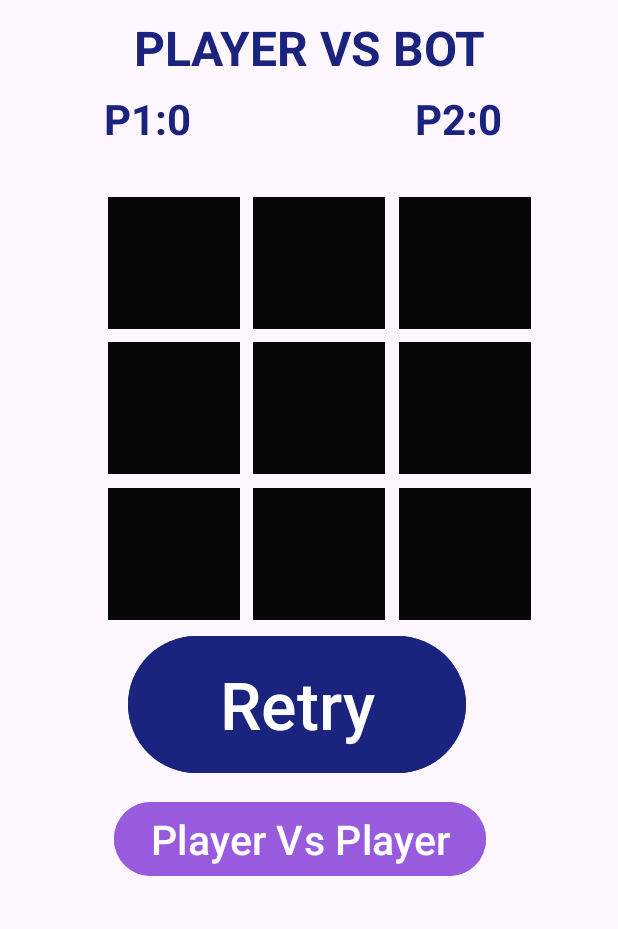
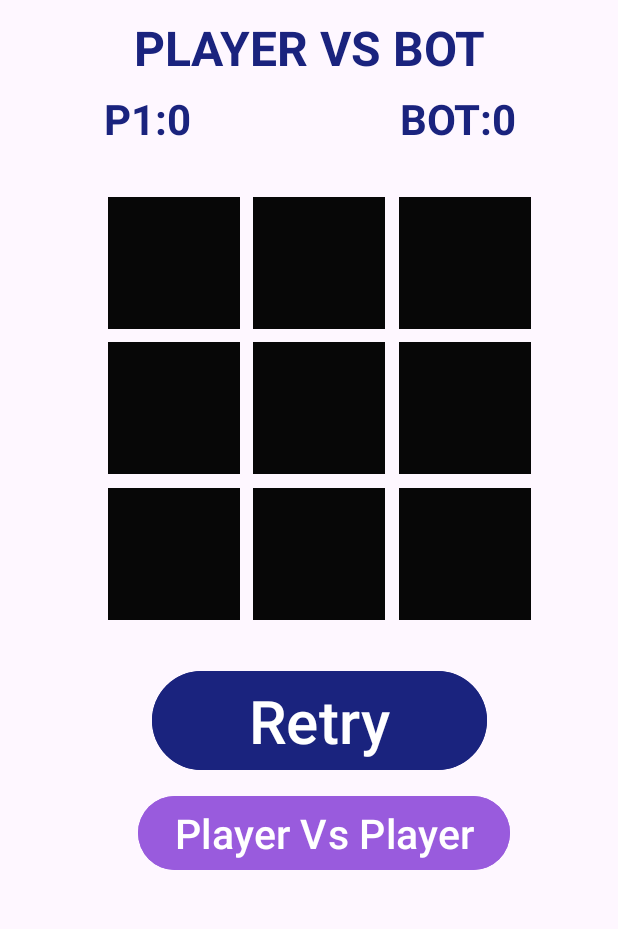
Before and after one commit to Vishal1720/TicTacToeAndroidPVP, an Android app: the botvsplayer screen opened directly, with no data from a screen before it, on a phone screen of 412 x 824 dp, the part 307-1236 px from its top. Run offline under Robolectric (Android 15) with nearby library versions, the phone set to English and light mode, and no system bars.

Commit message:
button changes

```diff
--- a/app/src/main/res/layout/activity_botvsplayer.xml
+++ b/app/src/main/res/layout/activity_botvsplayer.xml
@@ -202,16 +202,16 @@
 
     <Button
         android:id="@+id/button2"
-        android:layout_width="225dp"
-        android:layout_height="99sp"
+        android:layout_width="223dp"
+        android:layout_height="wrap_content"
         android:layout_alignParentEnd="true"
         android:layout_alignParentBottom="true"
-        android:layout_marginEnd="101dp"
-        android:layout_marginBottom="100dp"
+        android:layout_marginEnd="87dp"
+        android:layout_marginBottom="102dp"
         android:backgroundTint="#1A237E"
         android:onClick="retry"
         android:text="Retry"
-        android:textSize="44sp" />
+        android:textSize="40sp" />
 
     <TextView
         android:id="@+id/p1stat"
@@ -235,7 +235,7 @@
         android:layout_alignParentBottom="true"
         android:layout_marginEnd="0dp"
         android:layout_marginBottom="521dp"
-        android:text="P2:0"
+        android:text="BOT:0"
         android:textAlignment="center"
         android:textColor="#1A237E"
         android:textSize="28sp"
@@ -247,11 +247,11 @@
         android:layout_height="wrap_content"
         android:layout_alignParentEnd="true"
         android:layout_alignParentBottom="true"
-        android:layout_marginEnd="88dp"
-        android:layout_marginBottom="31dp"
+        android:layout_marginEnd="72dp"
+        android:layout_marginBottom="35dp"
+        android:backgroundTint="#995bdd"
         android:onClick="navpvp"
         android:text="Player Vs Player"
-        android:backgroundTint="#995bdd"
         android:textSize="27sp" />
 
 </RelativeLayout>
```
Also changed, not shown: app/src/main/res/layout/activity_main.xml (+8 -8 lines).
